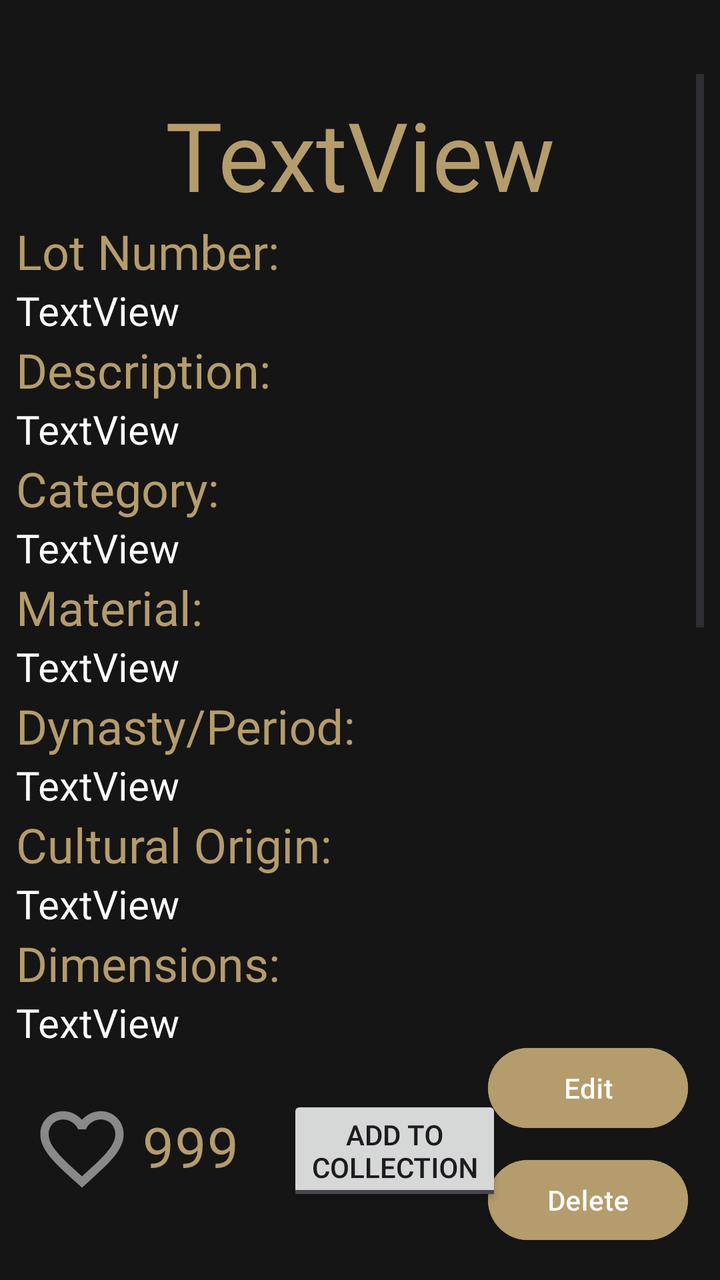
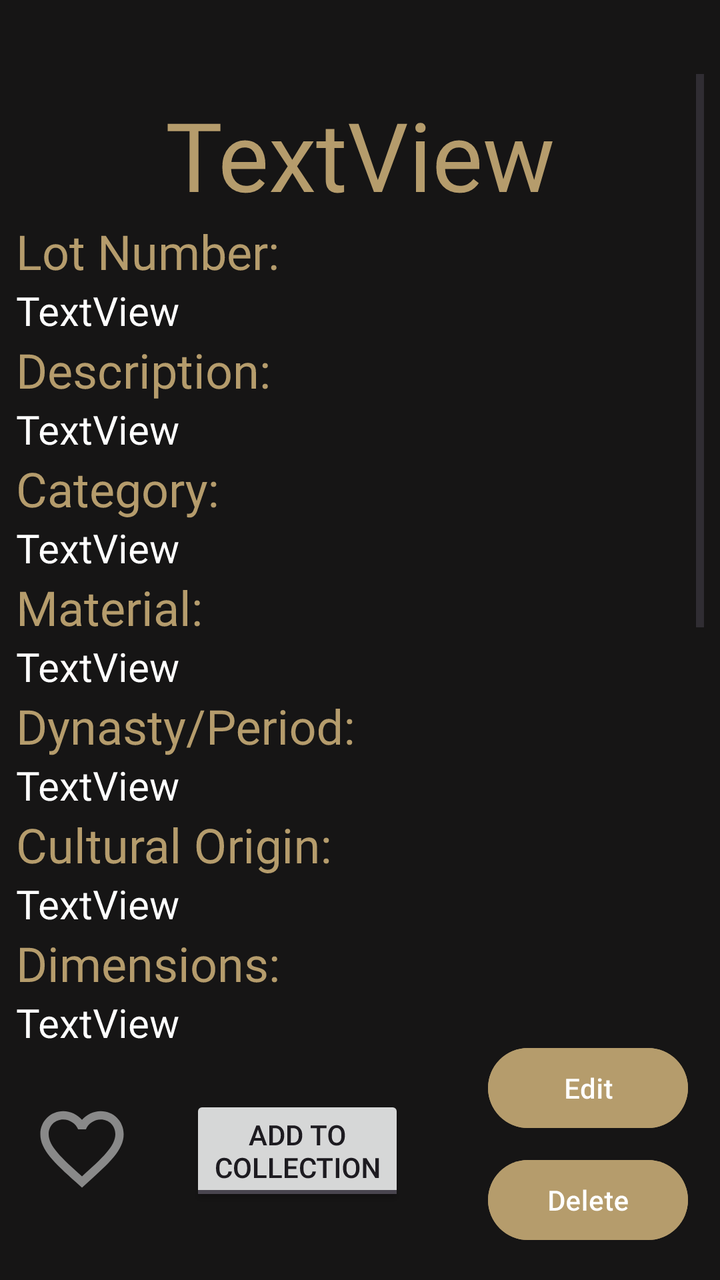

Before-and-after screenshots of an Android layout around one commit, followed by the original layout XML and the change that was made.
<!-- AndroidManifest.xml: application theme Theme.B07DemoSummer2024 -->
<!-- res/layout/fragment_expanded_artifact_view.xml -->
<?xml version="1.0" encoding="utf-8"?>
<androidx.constraintlayout.widget.ConstraintLayout xmlns:android="http://schemas.android.com/apk/res/android"
    xmlns:app="http://schemas.android.com/apk/res-auto"
    xmlns:tools="http://schemas.android.com/tools"
    android:layout_width="match_parent"
    android:layout_height="match_parent"
    android:background="@color/softblack"
    android:rotationX="360"
    android:scaleX="1">

    <Button
        android:id="@+id/button"
        android:layout_width="100dp"
        android:layout_height="48dp"
        android:layout_marginEnd="16dp"
        android:layout_marginBottom="16dp"
        android:backgroundTint="@color/lightgold"
        android:text="Delete"
        android:textColorLink="#9B0808"
        app:layout_constraintBottom_toBottomOf="parent"
        app:layout_constraintEnd_toEndOf="parent" />

    <Button
        android:id="@+id/button2"
        android:layout_width="100dp"
        android:layout_height="48dp"
        android:layout_marginEnd="16dp"
        android:layout_marginBottom="8dp"
        android:backgroundTint="@color/lightgold"
        android:text="Edit"
        android:textColorLink="#A4680F"
        app:layout_constraintBottom_toTopOf="@+id/button"
        app:layout_constraintEnd_toEndOf="parent" />

    <ScrollView
        android:id="@+id/scrollView3"
        android:layout_width="0dp"
        android:layout_height="0dp"
        android:layout_marginStart="8dp"
        android:layout_marginTop="37dp"
        android:layout_marginEnd="8dp"
        android:visibility="visible"
        app:layout_constraintBottom_toTopOf="@+id/button2"
        app:layout_constraintEnd_toEndOf="parent"
        app:layout_constraintHorizontal_bias="0.53"
        app:layout_constraintStart_toStartOf="parent"
        app:layout_constraintTop_toTopOf="parent">

        <LinearLayout
            android:id="@+id/linearLayout2"
            android:layout_width="match_parent"
            android:layout_height="wrap_content"
            android:orientation="vertical">

            <ImageView
                android:id="@+id/imageView5"
                android:layout_width="match_parent"
                android:layout_height="wrap_content"
                android:layout_marginTop="8dp"
                android:adjustViewBounds="false" />

            <TextView
                android:id="@+id/name"
                android:layout_width="match_parent"
                android:layout_height="wrap_content"
                android:text="TextView"
                android:textAlignment="center"
                android:textColor="@color/lightgold"
                android:textSize="48sp" />

            <TextView
                android:id="@+id/textView2"
                android:layout_width="match_parent"
                android:layout_height="wrap_content"
                android:text="Lot Number:"
                android:textColor="@color/lightgold"
                android:textSize="24sp" />

            <TextView
                android:id="@+id/Lotnum"
                android:layout_width="match_parent"
                android:layout_height="wrap_content"
                android:text="TextView"
                android:textColor="@color/white"
                android:textSize="20sp" />

            <TextView
                android:id="@+id/textView5"
                android:layout_width="match_parent"
                android:layout_height="wrap_content"
                android:text="Description:"
                android:textColor="@color/lightgold"
                android:textSize="24sp" />

            <TextView
                android:id="@+id/description"
                android:layout_width="match_parent"
                android:layout_height="wrap_content"
                android:text="TextView"
                android:textColor="@color/white"
                android:textSize="20sp" />

            <TextView
                android:id="@+id/textView6"
                android:layout_width="match_parent"
                android:layout_height="wrap_content"
                android:text="Category:"
                android:textColor="@color/lightgold"
                android:textSize="24sp" />

            <TextView
                android:id="@+id/category"
                android:layout_width="match_parent"
                android:layout_height="wrap_content"
                android:text="TextView"
                android:textColor="@color/white"
                android:textSize="20sp" />

            <TextView
                android:id="@+id/textView7"
                android:layout_width="match_parent"
                android:layout_height="wrap_content"
                android:text="Material:"
                android:textColor="@color/lightgold"
                android:textSize="24sp" />

            <TextView
                android:id="@+id/material"
                android:layout_width="match_parent"
                android:layout_height="wrap_content"
                android:text="TextView"
                android:textColor="@color/white"
                android:textSize="20sp" />

            <TextView
                android:id="@+id/textView8"
                android:layout_width="match_parent"
                android:layout_height="wrap_content"
                android:text="Dynasty/Period:"
                android:textColor="@color/lightgold"
                android:textSize="24sp" />

            <TextView
                android:id="@+id/dynastyPeriod"
                android:layout_width="match_parent"
                android:layout_height="wrap_content"
                android:text="TextView"
                android:textColor="@color/white"
                android:textSize="20sp" />

            <TextView
                android:id="@+id/textView9"
                android:layout_width="match_parent"
                android:layout_height="wrap_content"
                android:text="Cultural Origin:"
                android:textColor="@color/lightgold"
                android:textSize="24sp" />

            <TextView
                android:id="@+id/culturalOrigin"
                android:layout_width="match_parent"
                android:layout_height="wrap_content"
                android:text="TextView"
                android:textColor="@color/white"
                android:textSize="20sp" />

            <TextView
                android:id="@+id/textView10"
                android:layout_width="match_parent"
                android:layout_height="wrap_content"
                android:text="Dimensions:"
                android:textColor="@color/lightgold"
                android:textSize="24sp" />

            <TextView
                android:id="@+id/dimensions"
                android:layout_width="match_parent"
                android:layout_height="wrap_content"
                android:text="TextView"
                android:textColor="@color/white"
                android:textSize="20sp" />

            <TextView
                android:id="@+id/textView11"
                android:layout_width="match_parent"
                android:layout_height="wrap_content"
                android:text="Condition:"
                android:textColor="@color/lightgold"
                android:textSize="24sp" />

            <TextView
                android:id="@+id/conditionReport"
                android:layout_width="match_parent"
                android:layout_height="wrap_content"
                android:text="TextView"
                android:textColor="@color/white"
                android:textSize="20sp" />

            <TextView
                android:id="@+id/textView12"
                android:layout_width="match_parent"
                android:layout_height="wrap_content"
                android:text="Current Location:"
                android:textColor="@color/lightgold"
                android:textSize="24sp" />

            <TextView
                android:id="@+id/currentLocation"
                android:layout_width="match_parent"
                android:layout_height="wrap_content"
                android:text="TextView"
                android:textColor="@color/white"
                android:textSize="20sp" />

            <TextView
                android:id="@+id/textView13"
                android:layout_width="match_parent"
                android:layout_height="wrap_content"
                android:text="Aquisistion Method:"
                android:textColor="@color/lightgold"
                android:textSize="24sp" />

            <TextView
                android:id="@+id/acquisitionMethod"
                android:layout_width="match_parent"
                android:layout_height="wrap_content"
                android:text="TextView"
                android:textColor="@color/white"
                android:textSize="20sp" />

            <TextView
                android:id="@+id/textView14"
                android:layout_width="match_parent"
                android:layout_height="wrap_content"
                android:text="Provenance: "
                android:textColor="@color/lightgold"
                android:textSize="24sp" />

            <TextView
                android:id="@+id/provenance"
                android:layout_width="match_parent"
                android:layout_height="wrap_content"
                android:text="TextView"
                android:textColor="@color/white"
                android:textSize="20sp" />

            <TextView
                android:id="@+id/textView15"
                android:layout_width="match_parent"
                android:layout_height="wrap_content"
                android:text="Accession Number:"
                android:textColor="@color/lightgold"
                android:textSize="24sp" />

            <TextView
                android:id="@+id/accessionNumber"
                android:layout_width="match_parent"
                android:layout_height="wrap_content"
                android:text="TextView"
                android:textColor="@color/white"
                android:textSize="20sp" />

            <TextView
                android:id="@+id/textView16"
                android:layout_width="match_parent"
                android:layout_height="wrap_content"
                android:text="Notes: "
                android:textColor="@color/lightgold"
                android:textSize="24sp" />

            <TextView
                android:id="@+id/notes"
                android:layout_width="match_parent"
                android:layout_height="wrap_content"
                android:text="TextView"
                android:textColor="@color/white"
                android:textSize="20sp" />


        </LinearLayout>
    </ScrollView>

    <ToggleButton
        android:id="@+id/saveArtifactToggle"
        android:layout_width="wrap_content"
        android:layout_height="wrap_content"
        android:layout_marginStart="24dp"
        android:layout_marginBottom="37dp"
        android:allowUndo="false"
        android:checked="false"
        android:clickable="true"
        android:focusable="true"
        android:lines="2"
        android:textOff="Add to\nCollection"
        android:textOn="Remove from\nCollection"
        app:layout_constraintBottom_toBottomOf="parent"
        app:layout_constraintStart_toEndOf="@+id/likeButton" />

    <CheckBox
        android:id="@+id/likeButton"
        android:layout_width="wrap_content"
        android:layout_height="67dp"
        android:layout_marginStart="16dp"
        android:layout_marginBottom="32dp"

        android:button="@null"
        android:drawableStart="@drawable/heart_selector"
        android:drawablePadding="5dp"

        android:includeFontPadding="false"
        android:text="999"
        android:textColor="@color/lightgold"
        android:textSize="28sp"
        app:layout_constraintBottom_toBottomOf="parent"
        app:layout_constraintStart_toStartOf="parent"
        app:useMaterialThemeColors="false" />

</androidx.constraintlayout.widget.ConstraintLayout>
<!-- resources referenced by this layout -->
<resources>
  <color name="lightgold">#B59C6C</color>
  <color name="softblack">#161515</color>
  <color name="white">#FFFFFFFF</color>
  <!-- drawable heart_selector (drawable) -->
  <?xml version="1.0" encoding="utf-8"?>
  <selector xmlns:android="http://schemas.android.com/apk/res/android">
  
      <item
          android:state_checked="true"
          android:drawable="@drawable/heart_filled"/>
  
      <item
          android:state_checked="false"
          android:drawable="@drawable/heart_border"/>
  
  </selector>
  <style name="Theme.B07DemoSummer2024" parent="Base.Theme.B07DemoSummer2024" />
  <!-- drawable heart_filled (drawable) -->
  <vector
      xmlns:android="http://schemas.android.com/apk/res/android"
      android:height="50dp"
      android:viewportHeight="24"
      android:viewportWidth="24"
      android:width="50dp">
        
      <path
          android:fillColor="@color/liked"
          android:pathData="M12,21.35l-1.45,-1.32C5.4,15.36 2,12.28 2,8.5 2,5.42 4.42,3 7.5,3c1.74,0 3.41,0.81 4.5,2.09C13.09,3.81 14.76,3 16.5,3 19.58,3 22,5.42 22,8.5c0,3.78 -3.4,6.86 -8.55,11.54L12,21.35z"/>
      
  </vector>
  <!-- drawable heart_border (drawable) -->
  <vector
      xmlns:android="http://schemas.android.com/apk/res/android"
      android:height="50dp"
      android:viewportHeight="24"
      android:viewportWidth="24"
      android:width="50dp">
        
      <path
          android:fillColor="@color/editor_hint"
          android:pathData="M16.5,3c-1.74,0 -3.41,0.81 -4.5,2.09C10.91,3.81 9.24,3 7.5,3 4.42,3 2,5.42 2,8.5c0,3.78 3.4,6.86 8.55,11.54L12,21.35l1.45,-1.32C18.6,15.36 22,12.28 22,8.5 22,5.42 19.58,3 16.5,3zM12.1,18.55l-0.1,0.1 -0.1,-0.1C7.14,14.24 4,11.39 4,8.5 4,6.5 5.5,5 7.5,5c1.54,0 3.04,0.99 3.57,2.36h1.87C13.46,5.99 14.96,5 16.5,5c2,0 3.5,1.5 3.5,3.5 0,2.89 -3.14,5.74 -7.9,10.05z"/>
      
  </vector>
  <style name="Base.Theme.B07DemoSummer2024" parent="Theme.Material3.DayNight.NoActionBar">
          
          
          <item name="android:statusBarColor">@color/softblack</item>
          <item name="android:navigationBarColor">@color/softblack</item>
      </style>
  <color name="liked">#E06FD8</color>
  <color name="editor_hint">#FF898989</color>
</resources>

<!-- the commit's change to res/layout/fragment_expanded_artifact_view.xml (unified diff, before → after) -->
@@ -308,7 +308,6 @@
         android:drawablePadding="5dp"
 
         android:includeFontPadding="false"
-        android:text="999"
         android:textColor="@color/lightgold"
         android:textSize="28sp"
         app:layout_constraintBottom_toBottomOf="parent"
